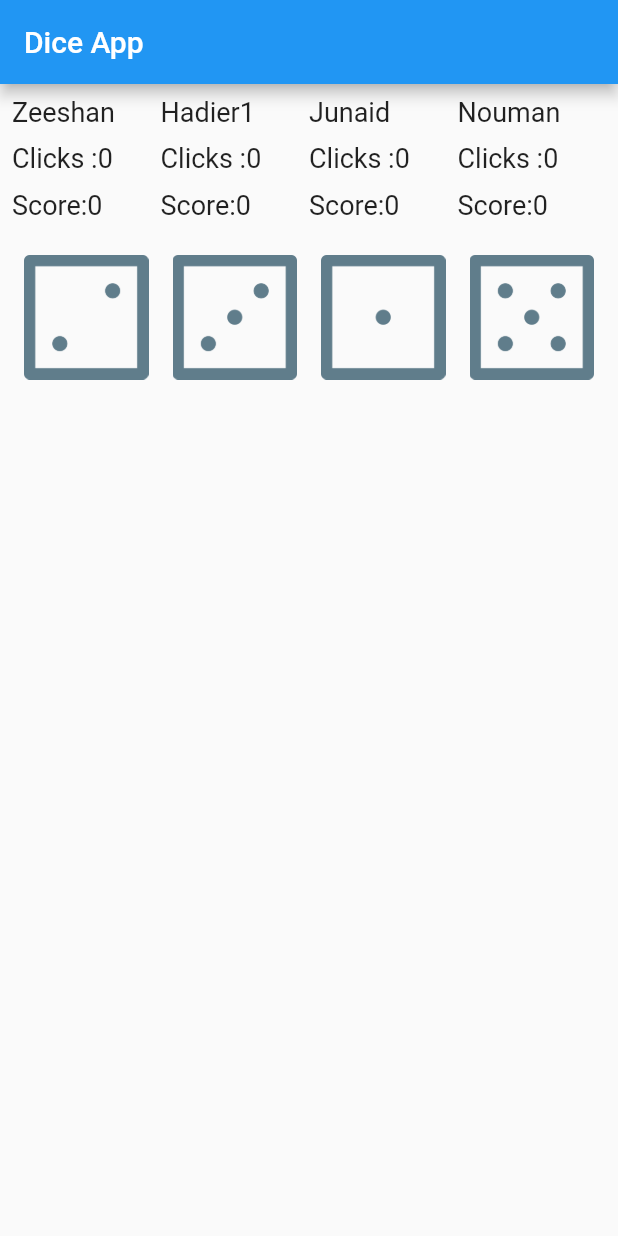
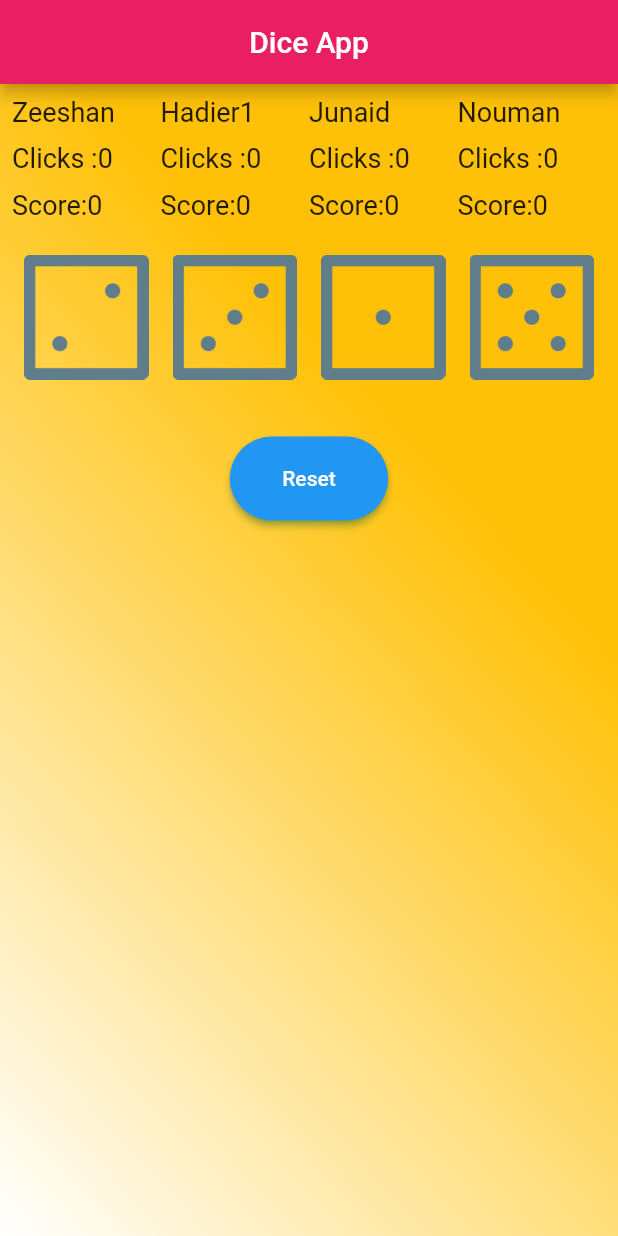
Before and after one commit to zeeshi045/Flutter-Projects, a Flutter app: the screen it shows after launch, on a phone screen of 412 x 824 dp. Run offline on Flutter 3.47's test engine with Material 2 defaults, Android fonts, the phone set to English and light mode, and no system bars; our stand-ins replace auto_size_text.

Commit message:
updated
coloring reset button include etc

```diff
--- a/diceapp/lib/main.dart
+++ b/diceapp/lib/main.dart
@@ -14,6 +14,8 @@ class MyApp extends StatelessWidget {
       debugShowCheckedModeBanner: false,
       home: Scaffold(
         appBar: AppBar(
+          centerTitle: true,
+          backgroundColor: Colors.pink,
           title: Text("Dice App"),
         ),
         body:dice(),
@@ -41,7 +43,18 @@ int count1=0,count2=0,count3=0,count4=0;
 class _diceState extends State<dice> {
   @override
   Widget build(BuildContext context) {
-    return  Center(
+    return  Container(
+      decoration: BoxDecoration(
+          gradient: LinearGradient(
+            begin: Alignment.centerRight,
+            end: Alignment.bottomLeft,
+            colors:[
+              Colors.amber,
+              Colors.white,
+            ],
+          )
+      ),
+      child: Center(
           child: Padding(
             padding: const EdgeInsets.all(8.0),
             child: Column(
@@ -219,7 +232,6 @@ Row(
                 if(count1<10){
                     num = Random().nextInt(6) + 1;
                     s1=s1+num;
-                  total=total+num;
                     if(num!=6){
                       count1=count1+1;
                     }
@@ -298,7 +310,6 @@ Row(
             if(count2<10){
                 num2= Random().nextInt(6) + 1;
                 s2=s2+num2;
-              total=total+num2;
                 if(num2!=6){
                   count2=count2+1;
                 }
@@ -372,7 +383,7 @@ Row(
       Expanded(child:TextButton(
         child: Image.asset("images/dice$num3.png",
           color: Colors.blueGrey,),
-      onPressed:count1==10 && count2==10? () {
+        onPressed:count1==10 && count2==10?() {
           setState(() {
             if(count3<10){
                 num3 = Random().nextInt(6) + 1;
@@ -528,7 +539,30 @@ Row(
       ),
   ],
 ),
+              SizedBox(height: 30,),
+              ElevatedButton(
+                onPressed: (){
+      setState((){
+         s1=0;
+         s2=0;
+         s3=0;
+         s4=0;
+        int allow=10;
+         total=0;
+         count1=0;
+        count2=0;
+        count3=0;
+        count4=0;
+      });
+                },
+                child: Text('Reset'),
+                style: ElevatedButton.styleFrom(
+                    shadowColor: Colors.green,
+                    shape: StadiumBorder(),
+                    padding: EdgeInsets.symmetric(horizontal: 35,vertical: 20)),
+              )
         ],
+      ),
           ),
       ),
     );
```
Also changed, not shown: diceapp/pubspec.yaml (+7 -6 lines). Lines whose indentation alone changed are shown as unchanged.
